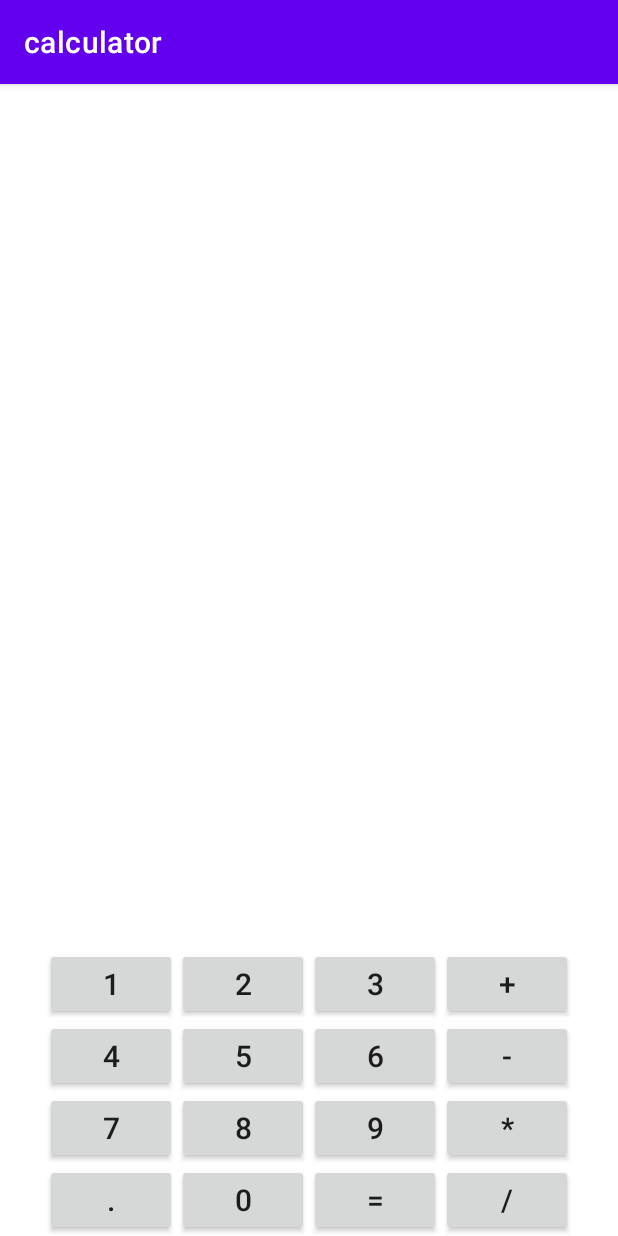
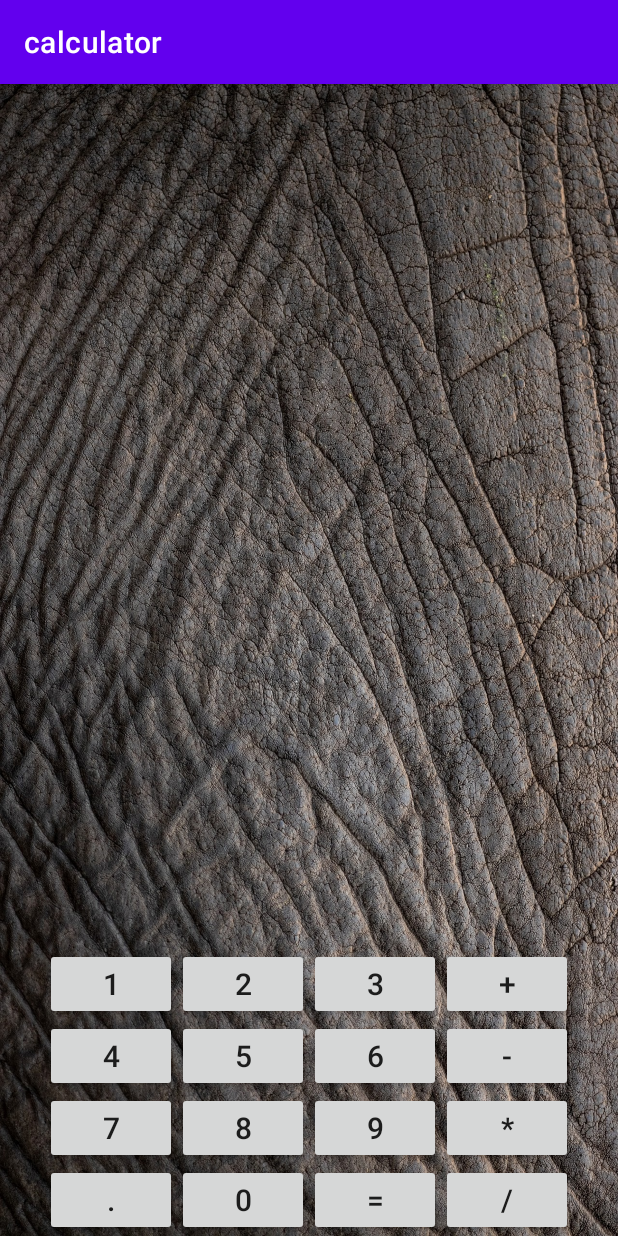
Before and after one commit to Aleksandr091/Calculator, an Android app: the screen it shows after launch (MainActivity), on a phone screen of 412 x 824 dp. Run offline under Robolectric (Android 15) with nearby library versions, the phone set to English and light mode, and no system bars.

Commit message:
Добавил фон,вынес размер текста кнопки в ресурсы

```diff
--- a/app/src/main/res/layout/activity_main.xml
+++ b/app/src/main/res/layout/activity_main.xml
@@ -1,8 +1,9 @@
 <?xml version="1.0" encoding="utf-8"?>
 <TableLayout xmlns:android="http://schemas.android.com/apk/res/android"
-    android:layout_width="match_parent"
-    android:layout_height="match_parent"
+    android:layout_width="wrap_content"
+    android:layout_height="wrap_content"
     android:layout_column="4"
+    android:background="@drawable/elephant2"
     android:gravity="bottom"
     android:orientation="horizontal">
 
@@ -17,28 +18,28 @@
             android:layout_width="match_parent"
             android:layout_height="match_parent"
             android:text="@string/button1"
-            android:textSize="20sp" />
+            android:textSize="@dimen/button_text_size" />
 
         <androidx.appcompat.widget.AppCompatButton
             android:id="@+id/button_2"
             android:layout_width="match_parent"
             android:layout_height="match_parent"
             android:text="@string/button_2"
-            android:textSize="20sp" />
+            android:textSize="@dimen/button_text_size" />
 
         <androidx.appcompat.widget.AppCompatButton
             android:id="@+id/button_3"
             android:layout_width="match_parent"
             android:layout_height="match_parent"
             android:text="@string/button_3"
-            android:textSize="20sp" />
+            android:textSize="@dimen/button_text_size" />
 
         <androidx.appcompat.widget.AppCompatButton
             android:id="@+id/button_sum"
             android:layout_width="match_parent"
             android:layout_height="match_parent"
             android:text="@string/button_sum"
-            android:textSize="20sp" />
+            android:textSize="@dimen/button_text_size" />
     </TableRow>
 
     <TableRow
@@ -52,28 +53,28 @@
             android:layout_width="match_parent"
             android:layout_height="match_parent"
             android:text="@string/button_4"
-            android:textSize="20sp" />
+            android:textSize="@dimen/button_text_size" />
 
         <androidx.appcompat.widget.AppCompatButton
             android:id="@+id/button_5"
             android:layout_width="match_parent"
             android:layout_height="match_parent"
             android:text="@string/button_5"
-            android:textSize="20sp" />
+            android:textSize="@dimen/button_text_size" />
 
         <androidx.appcompat.widget.AppCompatButton
             android:id="@+id/button_6"
             android:layout_width="match_parent"
             android:layout_height="match_parent"
             android:text="@string/button_6"
-            android:textSize="20sp" />
+            android:textSize="@dimen/button_text_size" />
 
         <androidx.appcompat.widget.AppCompatButton
             android:id="@+id/button_ded"
             android:layout_width="match_parent"
             android:layout_height="match_parent"
             android:text="@string/button_ded"
-            android:textSize="20sp" />
+            android:textSize="@dimen/button_text_size" />
     </TableRow>
 
     <TableRow
@@ -87,28 +88,28 @@
             android:layout_width="match_parent"
             android:layout_height="match_parent"
             android:text="@string/button_7"
-            android:textSize="20sp" />
+            android:textSize="@dimen/button_text_size" />
 
         <androidx.appcompat.widget.AppCompatButton
             android:id="@+id/button_8"
             android:layout_width="match_parent"
             android:layout_height="match_parent"
             android:text="@string/button_8"
-            android:textSize="20sp" />
+            android:textSize="@dimen/button_text_size" />
 
         <androidx.appcompat.widget.AppCompatButton
             android:id="@+id/button_9"
             android:layout_width="match_parent"
             android:layout_height="match_parent"
             android:text="@string/button_9"
-            android:textSize="20sp" />
+            android:textSize="@dimen/button_text_size" />
 
         <androidx.appcompat.widget.AppCompatButton
             android:id="@+id/button_inc"
             android:layout_width="match_parent"
             android:layout_height="match_parent"
             android:text="@string/button_inc"
-            android:textSize="20sp" />
+            android:textSize="@dimen/button_text_size" />
     </TableRow>
 
     <TableRow
@@ -122,27 +123,27 @@
             android:layout_width="match_parent"
             android:layout_height="match_parent"
             android:text="@string/button_point"
-            android:textSize="20sp" />
+            android:textSize="@dimen/button_text_size" />
 
         <androidx.appcompat.widget.AppCompatButton
             android:id="@+id/button_0"
             android:layout_width="match_parent"
             android:layout_height="match_parent"
             android:text="@string/button_0"
-            android:textSize="20sp" />
+            android:textSize="@dimen/button_text_size" />
 
         <androidx.appcompat.widget.AppCompatButton
             android:id="@+id/button_res"
             android:layout_width="match_parent"
             android:layout_height="match_parent"
             android:text="@string/button_res"
-            android:textSize="20sp" />
+            android:textSize="@dimen/button_text_size" />
 
         <androidx.appcompat.widget.AppCompatButton
             android:id="@+id/button_div"
             android:layout_width="match_parent"
             android:layout_height="match_parent"
             android:text="@string/button_div"
-            android:textSize="20sp" />
+            android:textSize="@dimen/button_text_size" />
     </TableRow>
-    </TableLayout>
+</TableLayout>
--- /dev/null
+++ b/app/src/main/res/values/dimens.xml
@@ -0,0 +1,4 @@
+<?xml version="1.0" encoding="utf-8"?>
+<resources>
+    <dimen name="button_text_size">20sp</dimen>
+</resources>
```
Also changed, not shown: app/src/main/res/drawable/elephant.jpg (added), app/src/main/res/drawable/elephant2.jpg (added), app/src/main/res/drawable/paper.jpg (added), app/src/main/res/drawable/paper2.jpg (added).
